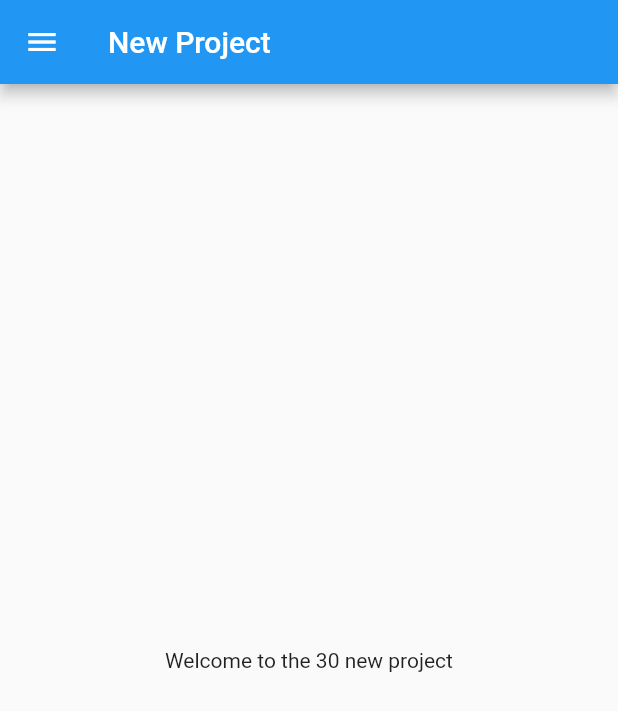
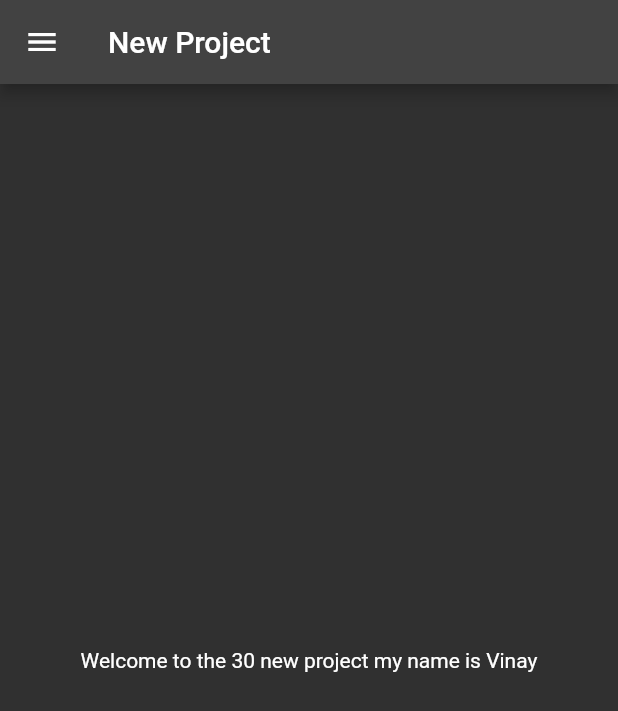
Before and after one commit to Vinay9222/7DaysFlutter, a Flutter app: the screen it shows after launch, on a phone screen of 412 x 824 dp. Shown: the top 711 px of the screen. Run offline on Flutter 3.47's test engine with Material 2 defaults, Android fonts, the phone set to English and light mode, and no system bars.

Commit message:
Day 3 completed

```diff
--- a/lib/home_page.dart
+++ b/lib/Pages/home_page.dart
@@ -1,7 +1,7 @@
 import 'package:flutter/material.dart';
 
 class HomePage extends StatelessWidget {
-  const HomePage({super.key});
+  // const HomePage({super.key});
 
   @override
   Widget build(BuildContext context) {
@@ -12,7 +12,7 @@ class HomePage extends StatelessWidget {
       ),
       body: Container(
         child: Center(
-          child: Text("Welcome to the $day new project"),
+          child: Text("Welcome to the $day new project my name is Vinay"),
         ),
       ),
       drawer: Drawer(
--- a/lib/main.dart
+++ b/lib/main.dart
@@ -1,5 +1,6 @@
 import 'package:flutter/material.dart';
-import 'package:flutter_application_1/home_page.dart';
+import 'package:flutter_application_1/Pages/home_page.dart';
+import 'package:flutter_application_1/Pages/login_page.dart';
 
 void main() {
   runApp(const MyApp());
@@ -12,7 +13,19 @@ class MyApp extends StatelessWidget {
   @override
   Widget build(BuildContext context) {
     return MaterialApp(
-      home:HomePage()
+      // home: HomePage(),
+      themeMode: ThemeMode.dark,
+      theme: ThemeData(primarySwatch: Colors.deepPurple),
+      darkTheme: ThemeData(
+        brightness: Brightness.dark,
+        primarySwatch: Colors.red,
+      ),
+      initialRoute: "/home",
+      routes: {
+        "/": (context) => LoginPage(),
+        "/home": (context) => HomePage(),
+        "/login": (context) => LoginPage(),
+      },
     );
   }
 }
```
Also changed, not shown: lib/Pages/login_page.dart (added, +17 -0 lines).
